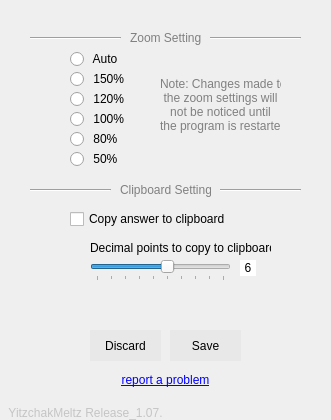
Above: ui/DesktopCalculatorGUI_1.06.01.ui from YitzchakMeltz/DesktopCalculator before the change. Below: the same form after it.
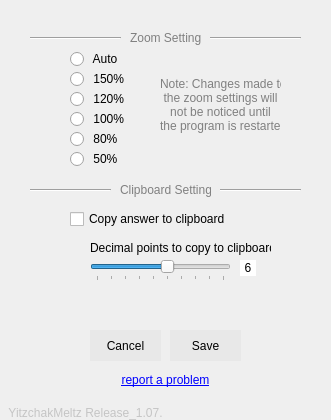
That is the form after the change. The open tabs and pages were chosen to show the change. Icons and pictures are not drawn.

Commit message: relabel discard button to "Cancel"

```diff
--- a/ui/DesktopCalculatorGUI_1.06.01.ui
+++ b/ui/DesktopCalculatorGUI_1.06.01.ui
@@ -1104,7 +1104,7 @@
 }</string>
       </property>
       <property name="text">
-       <string>Discard</string>
+       <string>Cancel</string>
       </property>
       <property name="autoDefault">
        <bool>true</bool>
```
Left out of the diff: 2 changed lines with no effect on the pictures. The commit also changes 3 other files.
